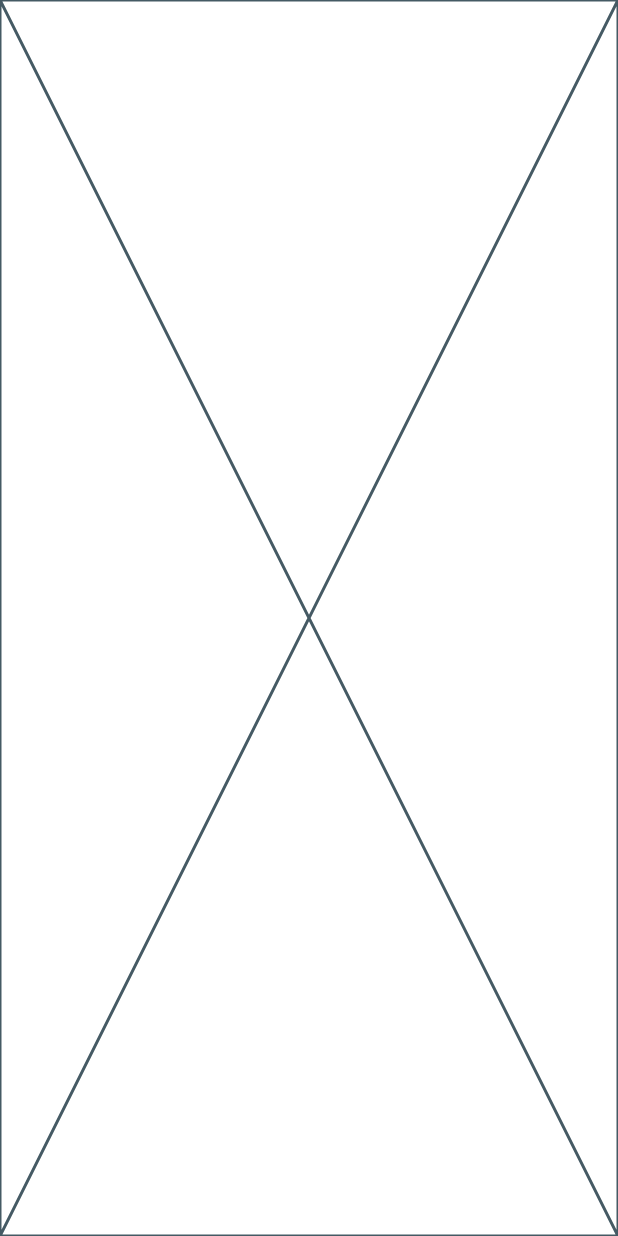
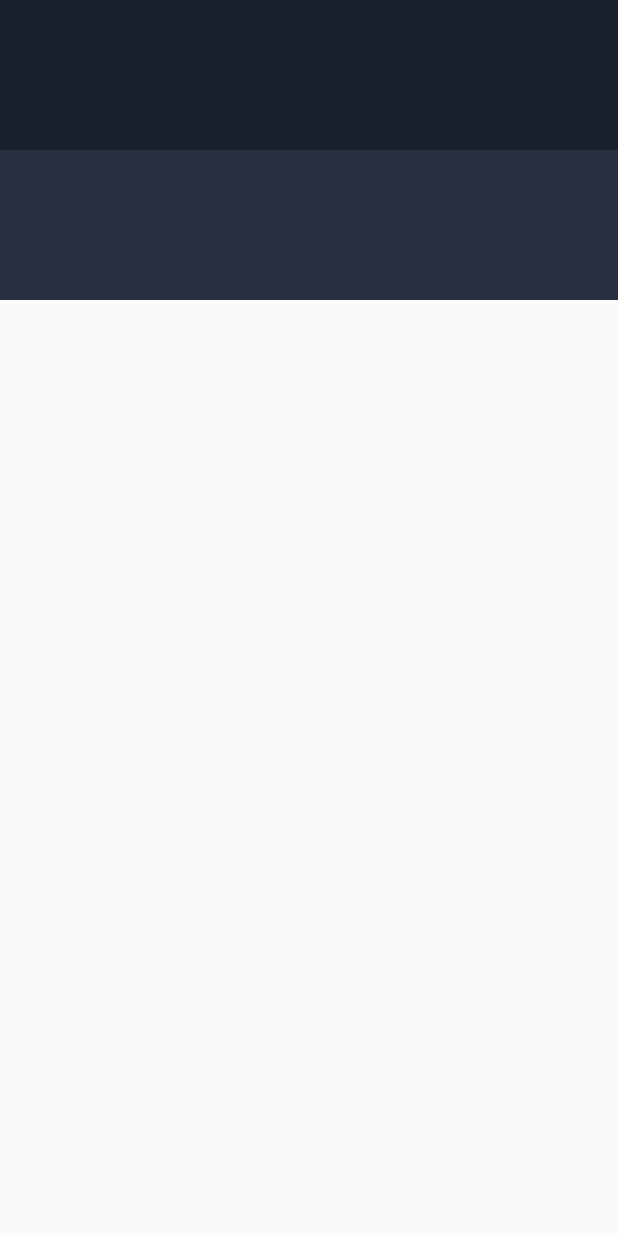
Before and after one commit to AbedrahmanYassen/chat_app, a Flutter app: the screen it shows after launch, on a phone screen of 412 x 824 dp. Run offline on Flutter 3.47's test engine with Material 2 defaults, Android fonts, the phone set to English and light mode, and no system bars; project files that could hold a hidden picture were left out.

Commit message:
I have created the resources files,and completed the color,string and other file managers.

```diff
--- a/lib/app/app.dart
+++ b/lib/app/app.dart
@@ -1,13 +1,28 @@
+import 'package:chat_app/presentation/resources/color_manager.dart';
 import 'package:flutter/material.dart';
 
 class MyApp extends StatelessWidget {
   MyApp._internal();
   static final MyApp _instance = MyApp._internal();
-  factory MyApp() => _instance ;
+  factory MyApp() => _instance;
   @override
   Widget build(BuildContext context) {
-    return const MaterialApp(
-      home: Placeholder(),
+    return MaterialApp(
+      home: Scaffold(
+        body: Column(
+          children: [
+            Container(
+              color: ColorManager.primaryColor,
+              height: 100,
+            ),
+            Container(
+              color: ColorManager.friendsListColor,
+              height: 100,
+            ),
+
+          ],
+        ),
+      ),
     );
   }
 }
--- /dev/null
+++ b/lib/presentation/resources/assets_manager.dart
@@ -0,0 +1,5 @@
+const String IMAGES_PATH = "assets/images" ;
+
+class AssetsManager {
+  static String testPicture = "$IMAGES_PATH/pic.svg" ;
+}
--- /dev/null
+++ b/lib/presentation/resources/color_manager.dart
@@ -0,0 +1,13 @@
+import 'package:flutter/material.dart';
+
+class ColorManager {
+  static Color primaryColor = const Color(0xff1B202D);
+  static Color friendsListColor = const Color(0xff292F3F);
+  static Color white = const Color(0xffFFFFFF);
+  static Color lightGrey = const Color(0xffB3B9C9);
+  static Color whiteWith58Transperncy = const Color(0x94FFFFFF);
+  static Color medGrey = const Color(0xff373E4E);
+  static Color grey = const Color(0xff7A8194);
+  static Color textFieldMessagesSenderColor = const Color(0xff3D4354) ;
+
+}
--- /dev/null
+++ b/lib/presentation/resources/strings-manager.dart
@@ -0,0 +1,4 @@
+class StringManager {
+  static String titleUsersScreen = "Messages" ;
+  static String subtitleUsersScreen = "RECENT" ;
+}
```
Also changed, not shown: assets/images/pic1.svg (added), lib/presentation/resources/font_manager.dart (added), lib/presentation/resources/routes_manager.dart (added), lib/presentation/resources/styles_manager.dart (added), lib/presentation/resources/theme_manager.dart (added), lib/presentation/resources/values_manager.dart (added).
